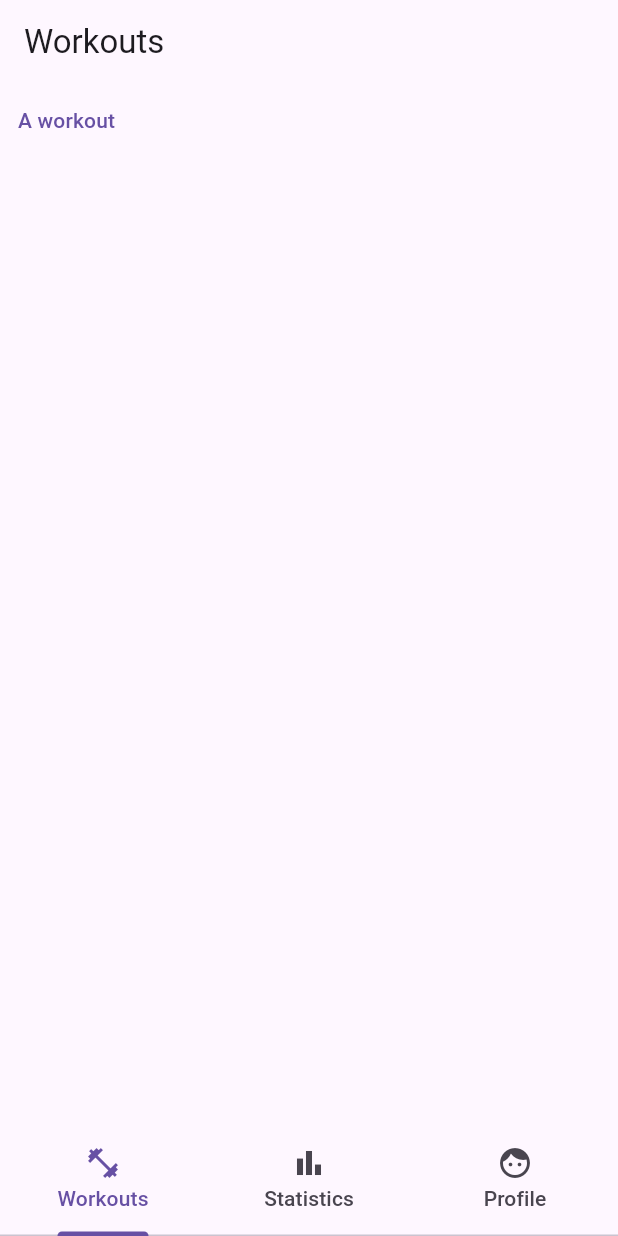
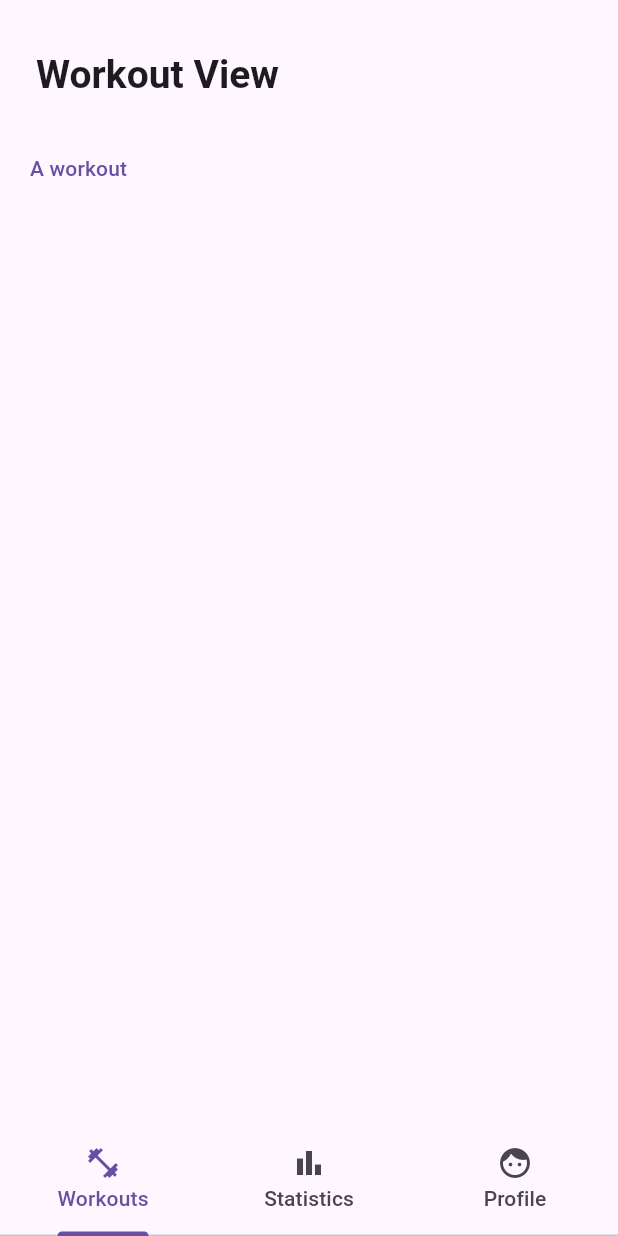
Before and after one commit to coolguycaden/funky-fitness, a Flutter app: the screen it shows after launch, on a phone screen of 412 x 824 dp. Run offline on Flutter 3.47's test engine with Material 3 defaults, Android fonts, the light colour scheme and no system bars.

Commit message:
Future format implemented 50%

```diff
--- a/lib/main.dart
+++ b/lib/main.dart
@@ -43,15 +43,27 @@ class BaseApp extends StatelessWidget {
               Column(
                 children: [
                   AppBar(
-                    title: const Text('Workouts'),
+                    toolbarHeight: 80,
+                    title: Container(
+                      margin: const EdgeInsets.only(top: 20, left: 8),
+                      child: const Text(
+                        'Workout View',
+                        style: TextStyle(fontWeight: FontWeight.bold, fontSize: 26),
+
+                      ),
+                    ),
                   ),
+
                   Row (
                     children: [
-                      TextButton(
-                        child: const Text('A workout'),
-                        onPressed: () {
-                          Navigator.pushNamed(context, '/WorkoutScreen');
-                        },
+                      Container(
+                        margin: const EdgeInsets.only(top: 8, left: 8),
+                        child: TextButton(
+                          child: const Text('A workout'),
+                          onPressed: () {
+                            Navigator.pushNamed(context, '/WorkoutScreen');
+                          },
+                        ),
                       ),
                     ],
                   ),
```
